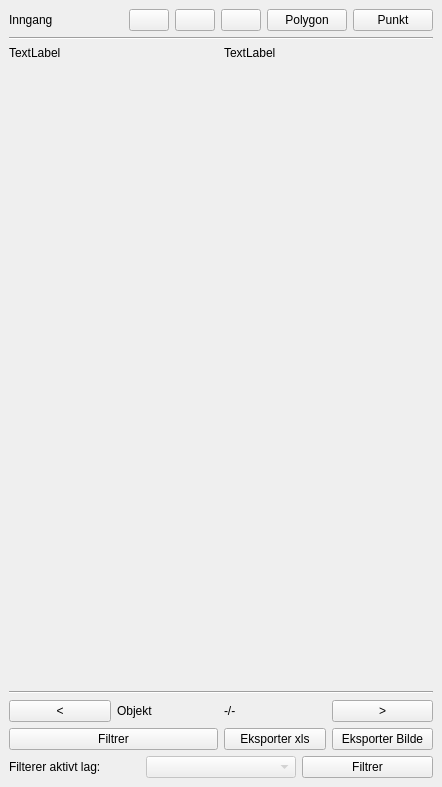
Above: ui/infoWidget.ui from KaspArno/Tilgjengelighet before the change. Below: the same form after it.
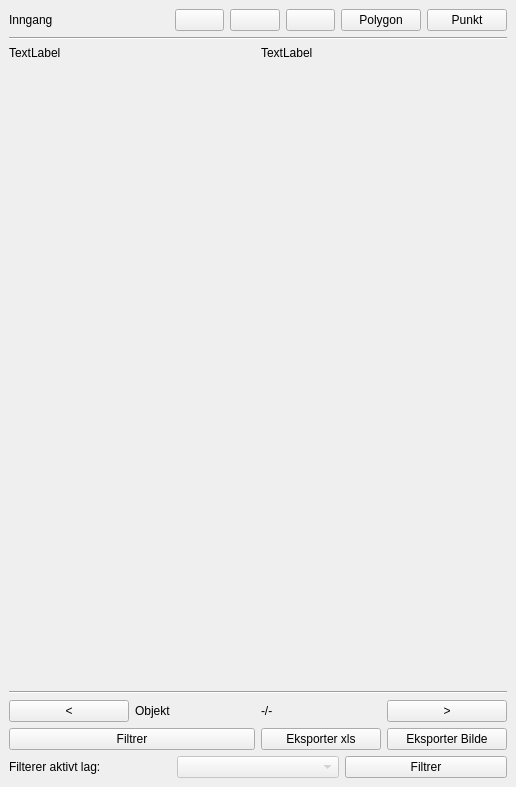
That is the form after the change.

What changed in the file:
```diff
--- a/ui/infoWidget.ui
+++ b/ui/infoWidget.ui
@@ -6,7 +6,7 @@
    <rect>
     <x>0</x>
     <y>0</y>
-    <width>442</width>
+    <width>516</width>
     <height>787</height>
    </rect>
   </property>
@@ -149,6 +149,8 @@
        </layout>
       </item>
       <item>
+       <layout class="QHBoxLayout" name="horizontalLayout_8">
+        <item>
        <layout class="QHBoxLayout" name="horizontalLayout_7">
         <item>
          <widget class="QPushButton" name="pushButton_filtrer">
@@ -159,6 +161,8 @@
            <string>Filtrer</string>
           </property>
          </widget>
+          </item>
+         </layout>
         </item>
         <item>
          <layout class="QHBoxLayout" name="horizontalLayout_3">
```
Lines whose indentation alone changed are shown as unchanged.
